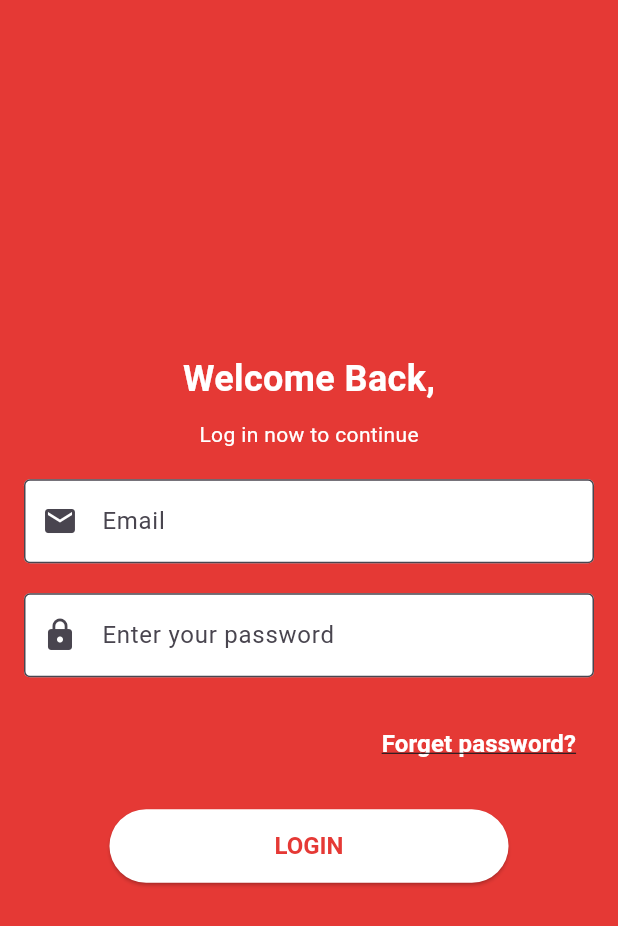
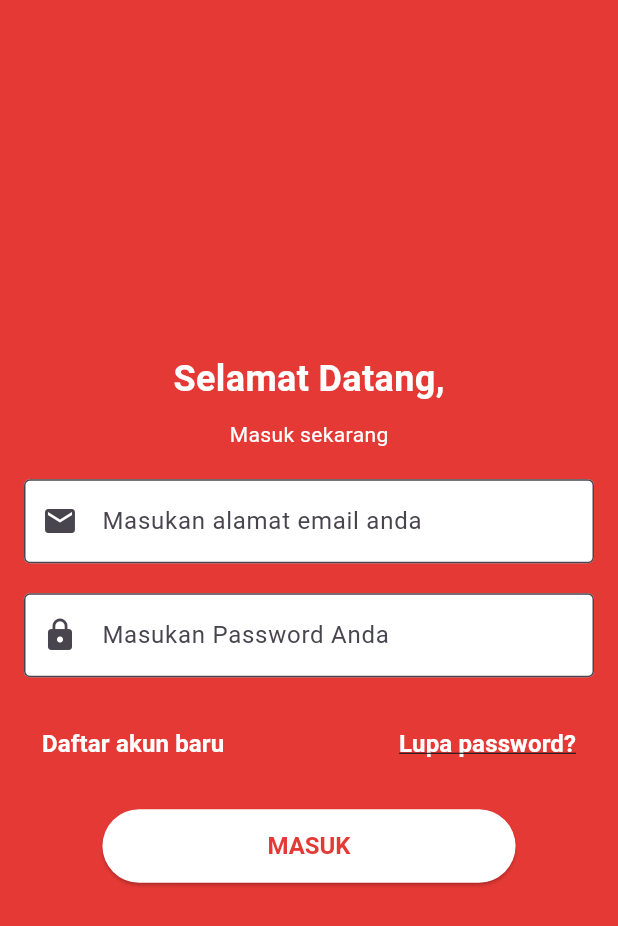
Before and after one commit to anggaprsada/5200411150_Flutter, a Flutter app: the screen it shows after launch, on a phone screen of 412 x 824 dp. Shown: the top 926 px of the screen. Run offline on Flutter 3.47's test engine with Material 3 defaults, Android fonts, the phone set to English and light mode, and no system bars; our stand-ins replace firebase_auth, firebase_core; accounts and stored records are empty.

Commit message:
Pesan commit baru

```diff
--- a/lib/page/Login/login_screen.dart
+++ b/lib/page/Login/login_screen.dart
@@ -1,6 +1,7 @@
 import 'package:flutter/material.dart';
 import 'package:firebase_core/firebase_core.dart';
 import 'package:firebase_auth/firebase_auth.dart';
+import 'package:flutter_application_1/page/Login/register.dart';
 import 'package:flutter_application_1/page/navbar.dart';
 import 'firebase_options.dart';
 
@@ -45,7 +46,7 @@ class _LoginScreenState extends State<LoginScreen> {
           mainAxisAlignment: MainAxisAlignment.center,
           children: [
             Text(
-              'Welcome Back,',
+              'Selamat Datang,',
               style: TextStyle(
                   fontSize: 24,
                   fontWeight: FontWeight.bold,
@@ -53,19 +54,18 @@ class _LoginScreenState extends State<LoginScreen> {
             ),
             SizedBox(height: 10),
             Text(
-              'Log in now to continue',
+              'Masuk sekarang',
               style: TextStyle(color: Colors.white),
             ),
             SizedBox(height: 20),
             TextField(
               controller: _emailController,
               decoration: InputDecoration(
-                labelText: 'Email',
-                hintText: 'Enter your email address',
+                hintText: 'Masukan alamat email anda',
                 prefixIcon: Icon(Icons.email),
                 border: OutlineInputBorder(),
-                filled: true, // Enable the fillColor
-                fillColor: Colors.white, // Set the background color to white
+                filled: true,
+                fillColor: Colors.white,
               ),
               keyboardType: TextInputType.emailAddress,
             ),
@@ -74,27 +74,50 @@ class _LoginScreenState extends State<LoginScreen> {
               controller: _passwordController,
               obscureText: true,
               decoration: InputDecoration(
-                hintText: 'Enter your password',
+                hintText: 'Masukan Password Anda',
                 prefixIcon: Icon(Icons.lock),
                 border: OutlineInputBorder(),
-                filled: true, // Enable the fillColor
-                fillColor: Colors.white, // Set the background color to white
+                filled: true,
+                fillColor: Colors.white,
               ),
             ),
             SizedBox(height: 20),
             Align(
-              alignment: Alignment.bottomRight,
-              child: TextButton(
-                onPressed: () {},
-                child: Text(
-                  'Forget password?',
-                  style: TextStyle(
-                    color: Colors.white, // Set text color
-                    fontSize: 16, // Set font size
-                    fontWeight: FontWeight.bold, // Set font weight
-                    decoration: TextDecoration.underline,
+              alignment: Alignment.bottomCenter,
+              child: Row(
+                mainAxisAlignment: MainAxisAlignment.spaceBetween,
+                children: [
+                  TextButton(
+                    onPressed: () {
+                      print('Navigating to RegisterPage...');
+                      Navigator.push(
+                        context,
+                        MaterialPageRoute(builder: (context) => RegisterPage()),
+                      );
+                    },
+                    child: Text(
+                      'Daftar akun baru',
+                      style: TextStyle(
+                        color: Colors.white,
+                        fontSize: 16,
+                        fontWeight: FontWeight.bold,
+                      ),
+                    ),
                   ),
-                ),
+                  SizedBox(width: 10),
+                  TextButton(
+                    onPressed: () {},
+                    child: Text(
+                      'Lupa password?',
+                      style: TextStyle(
+                        color: Colors.white,
+                        fontSize: 16,
+                        fontWeight: FontWeight.bold,
+                        decoration: TextDecoration.underline,
+                      ),
+                    ),
+                  ),
+                ],
               ),
             ),
             SizedBox(height: 20),
@@ -112,10 +135,10 @@ class _LoginScreenState extends State<LoginScreen> {
                 ),
               ),
               child: Text(
-                'LOGIN',
+                'MASUK',
                 style: TextStyle(
-                  color: Colors.red[600], // Set text color
-                  fontSize: 16, // Set font size
+                  color: Colors.red[600],
+                  fontSize: 16,
                   fontWeight: FontWeight.bold,
                 ),
               ),
```
Also changed, not shown: lib/page/Login/register.dart (added, +169 -0 lines).
